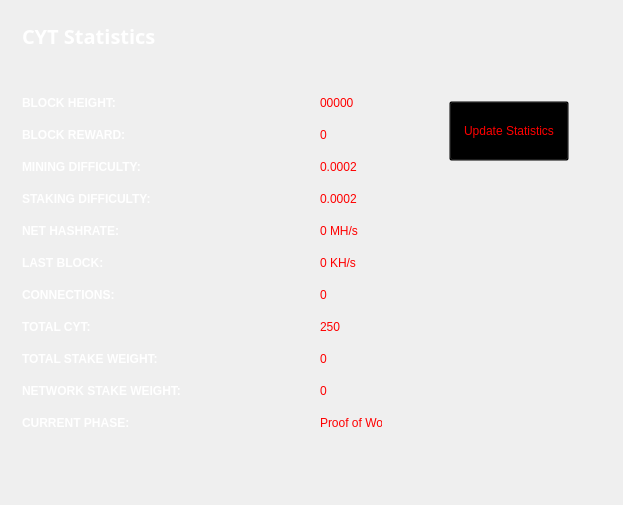
Qt form src/qt/forms/statisticspage.ui (010000110101100101010100/CYTN) before a commit.
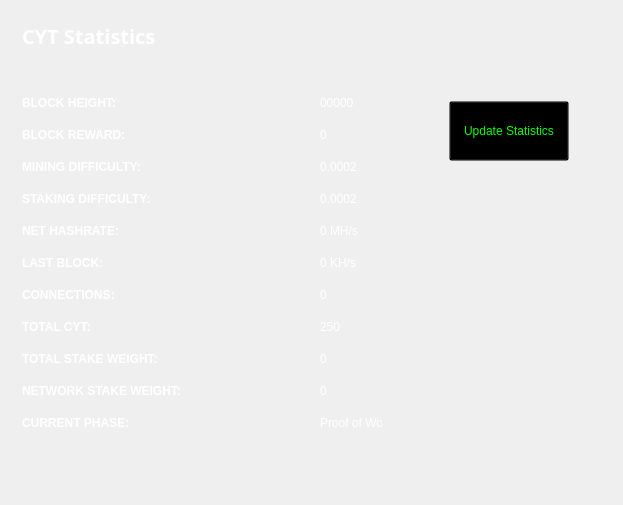
The same form after that commit.

Commit message:
More adjustment to GUI Readability.
More adjustment to GUI Readability. You can now see things in the GUI client a lot easier.

```diff
--- a/src/qt/forms/statisticspage.ui
+++ b/src/qt/forms/statisticspage.ui
@@ -60,7 +60,7 @@
        </size>
       </property>
       <property name="styleSheet">
-       <string notr="true">background:transparent; color: rgb(255, 0, 0);</string>
+       <string notr="true">background:transparent; color: rgb(0, 255, 0);</string>
       </property>
       <property name="text">
        <string>Update Statistics</string>
@@ -98,7 +98,7 @@
         <item row="1" column="1">
          <widget class="QLabel" name="heightBox">
           <property name="styleSheet">
-           <string notr="true">color: rgb(255, 0, 0);</string>
+           <string notr="true">color: rgb(255, 255, 255);</string>
           </property>
           <property name="text">
            <string>00000</string>
@@ -118,7 +118,7 @@
         <item row="2" column="1">
          <widget class="QLabel" name="rewardBox">
           <property name="styleSheet">
-           <string notr="true">color: rgb(255, 0, 0);</string>
+           <string notr="true">color: rgb(255, 255, 255);</string>
           </property>
           <property name="text">
            <string>0</string>
@@ -138,7 +138,7 @@
         <item row="3" column="1">
          <widget class="QLabel" name="diffBox">
           <property name="styleSheet">
-           <string notr="true">color: rgb(255, 0, 0);</string>
+           <string notr="true">color: rgb(255, 255, 255);</string>
           </property>
           <property name="text">
            <string>0.0002</string>
@@ -158,7 +158,7 @@
         <item row="4" column="1">
          <widget class="QLabel" name="diffBox2">
           <property name="styleSheet">
-           <string notr="true">color: rgb(255, 0, 0);</string>
+           <string notr="true">color: rgb(255, 255, 255);</string>
           </property>
           <property name="text">
            <string>0.0002</string>
@@ -168,7 +168,7 @@
         <item row="5" column="1">
          <widget class="QLabel" name="pawrateBox">
           <property name="styleSheet">
-           <string notr="true">color: rgb(255, 0, 0);</string>
+           <string notr="true">color: rgb(255, 255, 255);</string>
           </property>
           <property name="text">
            <string>0 MH/s</string>
@@ -194,7 +194,7 @@
         <item row="6" column="1">
          <widget class="QLabel" name="localBox">
           <property name="styleSheet">
-           <string notr="true">color: rgb(255, 0, 0);</string>
+           <string notr="true">color: rgb(255, 255, 255);</string>
           </property>
           <property name="text">
            <string>0 KH/s</string>
@@ -214,7 +214,7 @@
         <item row="7" column="1">
          <widget class="QLabel" name="connectionBox">
           <property name="styleSheet">
-           <string notr="true">color: rgb(255, 0, 0);</string>
+           <string notr="true">color: rgb(255, 255, 255);</string>
           </property>
           <property name="text">
            <string>0</string>
@@ -234,7 +234,7 @@
         <item row="8" column="1">
          <widget class="QLabel" name="volumeBox">
           <property name="styleSheet">
-           <string notr="true">color: rgb(255, 0, 0);</string>
+           <string notr="true">color: rgb(255, 255, 255);</string>
           </property>
           <property name="text">
            <string>250</string>
@@ -254,7 +254,7 @@
         <item row="9" column="1">
          <widget class="QLabel" name="minBox">
           <property name="styleSheet">
-           <string notr="true">color: rgb(255, 0, 0);</string>
+           <string notr="true">color: rgb(255, 255, 255);</string>
           </property>
           <property name="text">
            <string>0</string>
@@ -274,7 +274,7 @@
         <item row="10" column="1">
          <widget class="QLabel" name="maxBox">
           <property name="styleSheet">
-           <string notr="true">color: rgb(255, 0, 0);;</string>
+           <string notr="true">color: rgb(255, 255, 255);</string>
           </property>
           <property name="text">
            <string>0</string>
@@ -294,7 +294,7 @@
         <item row="11" column="1">
          <widget class="QLabel" name="cBox">
           <property name="styleSheet">
-           <string notr="true">color: rgb(255, 0, 0);</string>
+           <string notr="true">color: rgb(255, 255, 255);</string>
           </property>
           <property name="text">
            <string>Proof of Work</string>
```
The commit also changes 3 other files.
